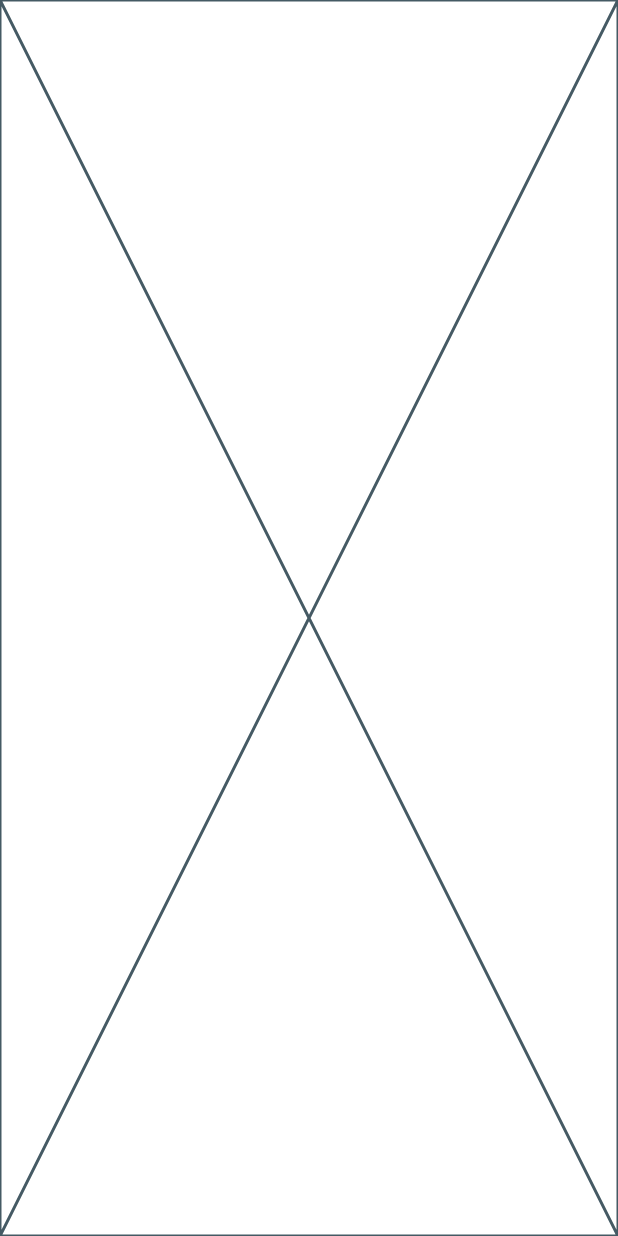
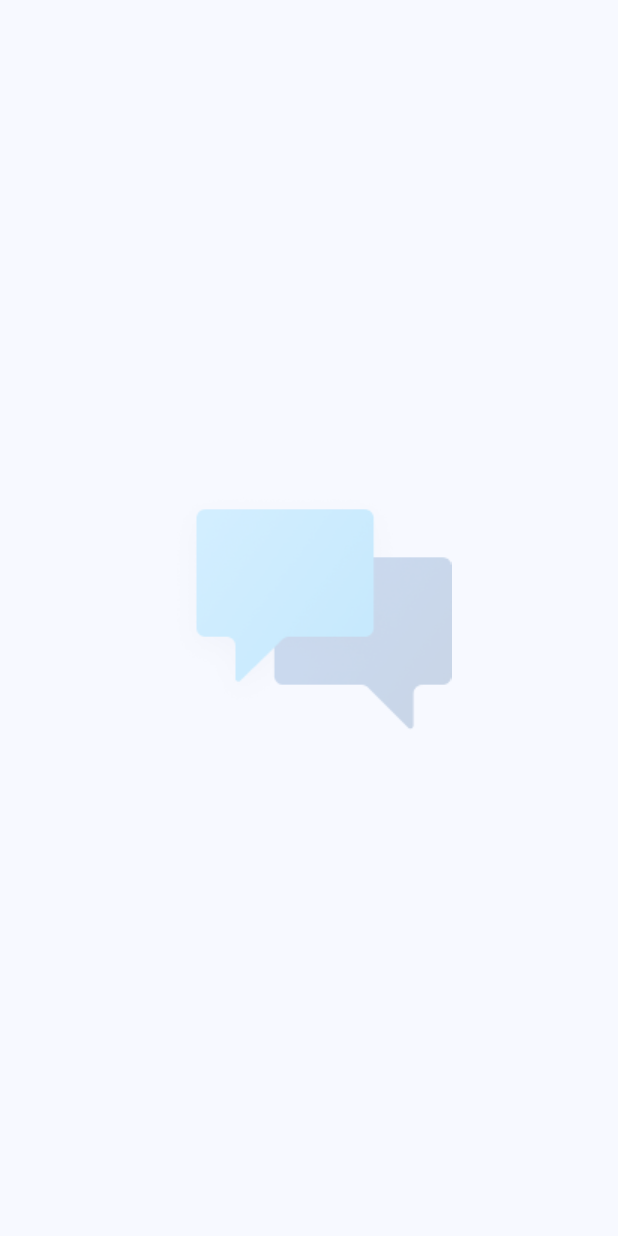
Before and after one commit to Hitesh4590/demoMessenger, a Flutter app: the first screen one second after launch, on a phone screen of 412 x 824 dp. Run offline on Flutter 3.47's test engine with Material 3 defaults, Android fonts, the phone set to English and light mode, and no system bars; our stand-ins replace firebase_core; accounts and stored records are empty.

Commit message:
[Add] Added the splash screen. [Add] Added the Register screen with the header body.

```diff
--- a/lib/main.dart
+++ b/lib/main.dart
@@ -1,3 +1,4 @@
+import 'package:demo_messenger/screens/splash/splash_screen.dart';
 import 'package:firebase_core/firebase_core.dart';
 import 'package:flutter/material.dart';
 
@@ -22,11 +23,12 @@ class MyApp extends StatelessWidget {
   @override
   Widget build(BuildContext context) {
     return MaterialApp(
+      debugShowCheckedModeBanner: false,
       title: 'Flutter Demo',
       theme: ThemeData(
-        colorScheme: ColorScheme.fromSeed(seedColor: Colors.deepPurple),
+        colorScheme: ColorScheme.fromSeed(seedColor: Colors.lightBlue),
       ),
-      home: const Placeholder()
+      home: const SplashScreen()
     );
   }
 }
--- /dev/null
+++ b/lib/screens/splash/splash_screen.dart
@@ -0,0 +1,43 @@
+import 'dart:async';
+import 'package:flutter/material.dart';
+import '../registration/registration_screen.dart';
+
+class SplashScreen extends StatefulWidget {
+  const SplashScreen({super.key});
+
+  @override
+  State<SplashScreen> createState() => _SplashScreenState();
+}
+
+class _SplashScreenState extends State<SplashScreen> {
+  String _imagePath = 'assets/images/splash1.png';
+
+  @override
+  void initState() {
+    super.initState();
+
+    // Change image after 1 second
+    Timer(Duration(seconds: 1), () {
+      setState(() {
+        _imagePath = 'assets/images/splash2.png';
+      });
+    });
+
+    // Navigate to RegistrationScreen after 3 seconds
+    Timer(Duration(seconds: 3), () {
+      Navigator.pushReplacement(
+        context,
+        MaterialPageRoute(builder: (context) => RegistrationScreen()),
+      );
+    });
+  }
+
+  @override
+  Widget build(BuildContext context) {
+    return Scaffold(
+      body: Center(
+        child: Image.asset(_imagePath),
+      ),
+    );
+  }
+}
--- a/pubspec.yaml
+++ b/pubspec.yaml
@@ -60,8 +60,8 @@ flutter:
   uses-material-design: true
 
   # To add assets to your application, add an assets section, like this:
-  # assets:
-  #   - images/a_dot_burr.jpeg
+  assets:
+    - assets/images/
   #   - images/a_dot_ham.jpeg
 
   # An image asset can refer to one or more resolution-specific "variants", see
```
Also changed, not shown: lib/screens/registration/registration_screen.dart (added, +54 -0 lines), lib/widgets/profileavatar_widget.dart (added, +23 -0 lines), assets/images/profile.png (added), assets/images/splash1.png (added), assets/images/splash2.png (added), 3 other files.
